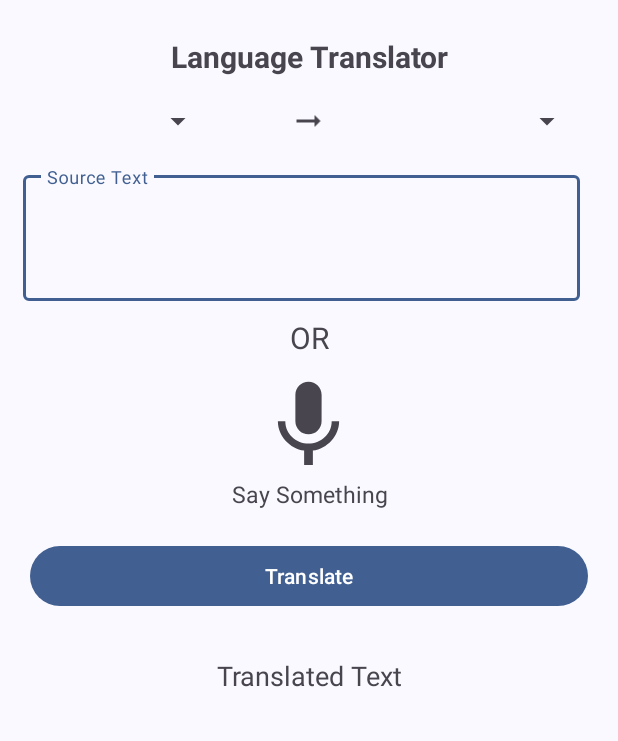
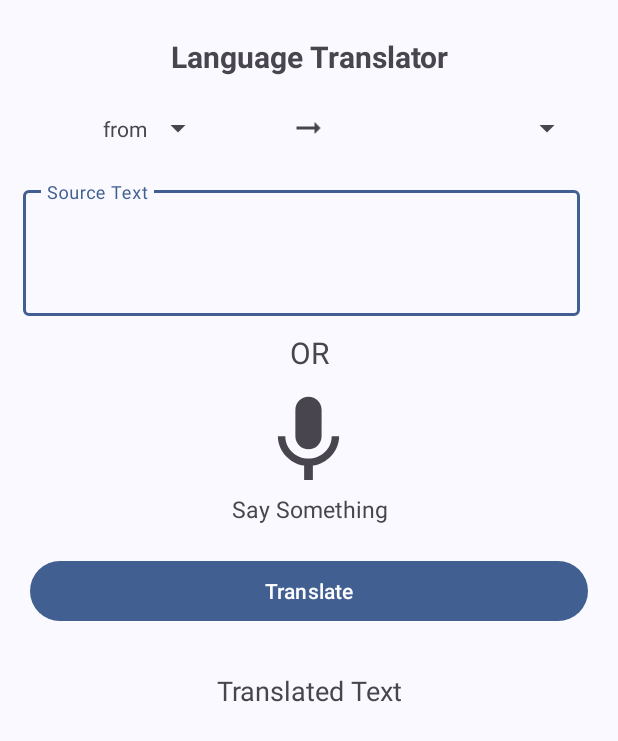
Before and after one commit to mshajkarami/Machine-Learning-Kit---language-translate-app, an Android app: the screen it shows after launch (MainActivity), on a phone screen of 412 x 824 dp. Shown: the top 741 px of the screen. Run offline under Robolectric (Android 15) with nearby library versions, the phone set to English and light mode, and no system bars; libraries missing offline, so code that uses them is left out: com.google.mlkit.nl; 1 statement that could not run was skipped.

Commit message:
write fromAdapter and setting fromSpinner adapter and write getLanguageCode function

```diff
--- a/app/src/main/java/ir/hajkarami/languagetranslateapp/MainActivity.java
+++ b/app/src/main/java/ir/hajkarami/languagetranslateapp/MainActivity.java
@@ -1,19 +1,98 @@
 package ir.hajkarami.languagetranslateapp;
 
 import android.os.Bundle;
+import android.view.View;
+import android.widget.AdapterView;
+import android.widget.ArrayAdapter;
+import android.widget.ImageView;
+import android.widget.Spinner;
+import android.widget.TextView;
 
 import androidx.activity.EdgeToEdge;
 import androidx.appcompat.app.AppCompatActivity;
 import androidx.core.graphics.Insets;
 import androidx.core.view.ViewCompat;
 import androidx.core.view.WindowInsetsCompat;
+import androidx.recyclerview.widget.DiffUtil;
+
+import com.google.android.material.button.MaterialButton;
+import com.google.android.material.textfield.TextInputEditText;
+import com.google.mlkit.nl.translate.TranslateLanguage;
 
 public class MainActivity extends AppCompatActivity {
+
+    private Spinner fromSpinner, toSpinner;
+    private TextInputEditText sourceEdt;
+    private ImageView micIV;
+    private MaterialButton translateBtn;
+    private TextView translatedTV;
+    // Source Array of String - Spinners' Data
+    String[] fromLanguages = {"from", "English", "Afrikaans", "Arabic", "Belarusian", "Bengali", "Catalan", "Czech", "Welsh", "Hindi", "Urdu"};
+    String[] toLanguages = {"from", "English", "Afrikaans", "Arabic", "Belarusian", "Bengali", "Catalan", "Czech", "Welsh", "Hindi", "Urdu"};
+    private static final int REQUEST_PERMISSION_CODE = 1;
+    String languageCode, fromLanguageCode, toLanguageCode;
 
     @Override
     protected void onCreate(Bundle savedInstanceState) {
         super.onCreate(savedInstanceState);
         EdgeToEdge.enable(this);
         setContentView(R.layout.activity_main);
+
+        fromSpinner = findViewById(R.id.idFromSpinner);
+        toSpinner = findViewById(R.id.idToSpinner);
+        sourceEdt = findViewById(R.id.idEdtSource);
+        micIV = findViewById(R.id.idIVMic);
+        translateBtn = findViewById(R.id.idBtnTranslate);
+        translatedTV = findViewById(R.id.idTvTranslatedTV);
+
+        fromSpinner.setOnItemClickListener(new AdapterView.OnItemClickListener() {
+            @Override
+            public void onItemClick(AdapterView<?> parent, View view, int position, long id) {
+                fromLanguageCode = getLanguageCode(fromLanguages[position]);
+            }
+        });
+
+        ArrayAdapter fromAdapter = new ArrayAdapter(this, R.layout.spinner_item, fromLanguages);
+        fromAdapter.setDropDownViewResource(android.R.layout.simple_spinner_dropdown_item);
+        fromSpinner.setAdapter(fromAdapter);
+    }
+
+    private String getLanguageCode(String language) {
+        String LanguageCode;
+        switch (language) {
+            case "English":
+                LanguageCode = TranslateLanguage.ENGLISH;
+                break;
+            case "Afrikaans":
+                LanguageCode = TranslateLanguage.AFRIKAANS;
+                break;
+            case "Arabic":
+                LanguageCode = TranslateLanguage.ARABIC;
+                break;
+            case "Belarusian":
+                LanguageCode = TranslateLanguage.BELARUSIAN;
+                break;
+            case "Bengali":
+                LanguageCode = TranslateLanguage.BENGALI;
+                break;
+            case "Catalan":
+                LanguageCode = TranslateLanguage.CATALAN;
+                break;
+            case "Czech":
+                LanguageCode = TranslateLanguage.CZECH;
+                break;
+            case "Welsh":
+                LanguageCode = TranslateLanguage.WELSH;
+                break;
+            case "Hindi":
+                LanguageCode = TranslateLanguage.HINDI;
+                break;
+            case "Urdu":
+                LanguageCode = TranslateLanguage.URDU;
+                break;
+            default:
+                LanguageCode = "";
+        }
+        return LanguageCode;
     }
 }
--- /dev/null
+++ b/app/src/main/res/layout/spinner_item.xml
@@ -0,0 +1,9 @@
+<?xml version="1.0" encoding="utf-8"?>
+<TextView xmlns:android="http://schemas.android.com/apk/res/android"
+    android:layout_width="match_parent"
+    android:layout_height="wrap_content"
+    android:gravity="center"
+    android:padding="4dp"
+    android:textAlignment="center">
+
+</TextView>
```
